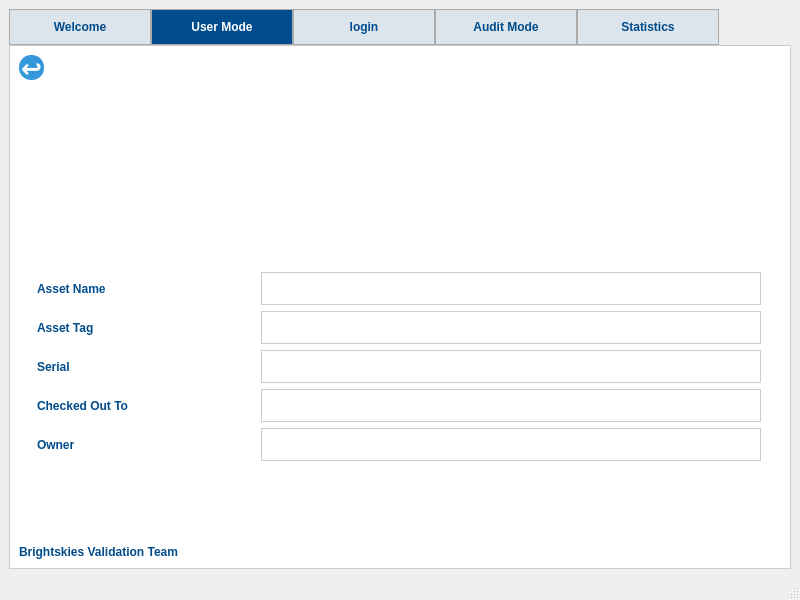
First picture: the form in front.ui, repository ENGaliyasser/J.A.K.Y.A., before the edit.
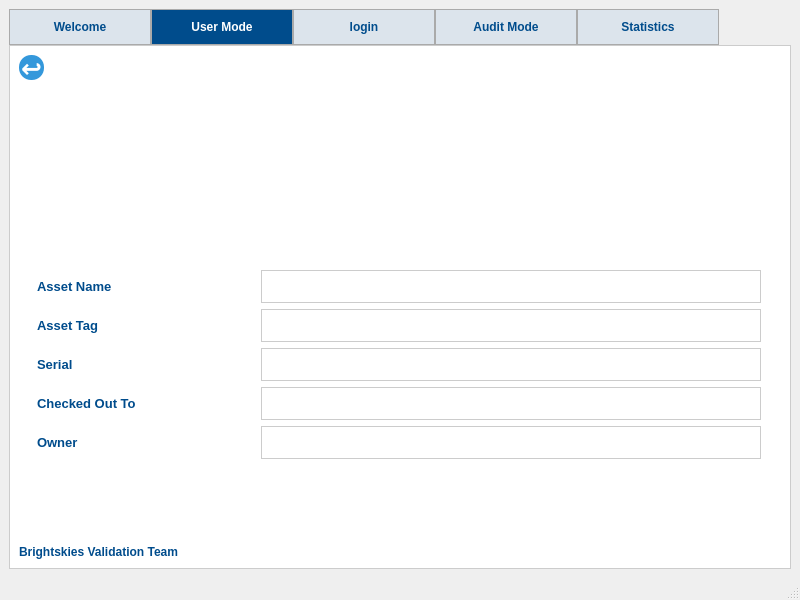
Second picture: the form after the edit. The open tabs and pages were chosen to show the change. Icons and pictures are not drawn.

What changed in the file:
```diff
--- a/front.ui
+++ b/front.ui
@@ -638,10 +638,13 @@
             <property name="orientation">
              <enum>Qt::Vertical</enum>
             </property>
+            <property name="sizeType">
+             <enum>QSizePolicy::Fixed</enum>
+            </property>
             <property name="sizeHint" stdset="0">
              <size>
               <width>20</width>
-              <height>78</height>
+              <height>30</height>
              </size>
             </property>
            </spacer>
@@ -688,6 +691,13 @@
                   <height>16777215</height>
                  </size>
                 </property>
+                <property name="font">
+                 <font>
+                  <pointsize>10</pointsize>
+                  <weight>75</weight>
+                  <bold>true</bold>
+                 </font>
+                </property>
                 <property name="text">
                  <string>Asset Name</string>
                 </property>
@@ -741,6 +751,13 @@
                   <height>16777215</height>
                  </size>
                 </property>
+                <property name="font">
+                 <font>
+                  <pointsize>10</pointsize>
+                  <weight>75</weight>
+                  <bold>true</bold>
+                 </font>
+                </property>
                 <property name="text">
                  <string>Asset Tag</string>
                 </property>
@@ -787,6 +804,13 @@
                   <height>16777215</height>
                  </size>
                 </property>
+                <property name="font">
+                 <font>
+                  <pointsize>10</pointsize>
+                  <weight>75</weight>
+                  <bold>true</bold>
+                 </font>
+                </property>
                 <property name="text">
                  <string>Serial</string>
                 </property>
@@ -833,6 +857,13 @@
                   <height>16777215</height>
                  </size>
                 </property>
+                <property name="font">
+                 <font>
+                  <pointsize>10</pointsize>
+                  <weight>75</weight>
+                  <bold>true</bold>
+                 </font>
+                </property>
                 <property name="text">
                  <string>Checked Out To</string>
                 </property>
@@ -879,6 +910,13 @@
                   <height>16777215</height>
                  </size>
                 </property>
+                <property name="font">
+                 <font>
+                  <pointsize>10</pointsize>
+                  <weight>75</weight>
+                  <bold>true</bold>
+                 </font>
+                </property>
                 <property name="text">
                  <string>Owner</string>
                 </property>
@@ -925,7 +963,7 @@
             <property name="sizeHint" stdset="0">
              <size>
               <width>20</width>
-              <height>78</height>
+              <height>80</height>
              </size>
             </property>
            </spacer>
```
Left out of the diff: 85 changed lines with no effect on the pictures.
